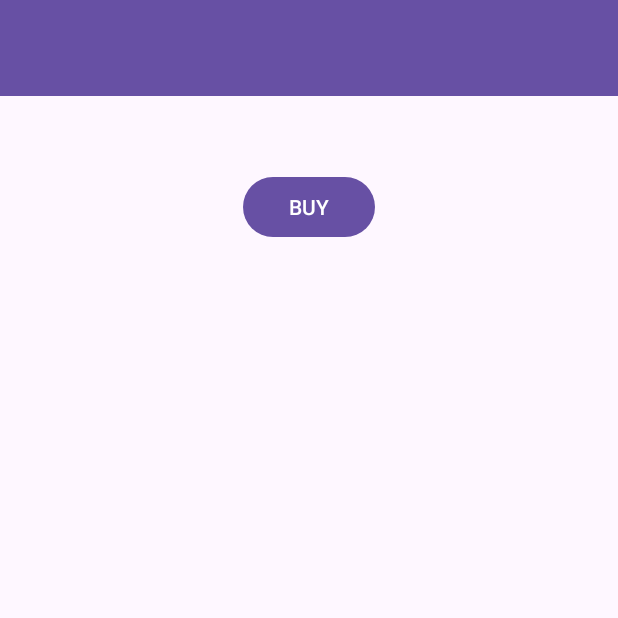
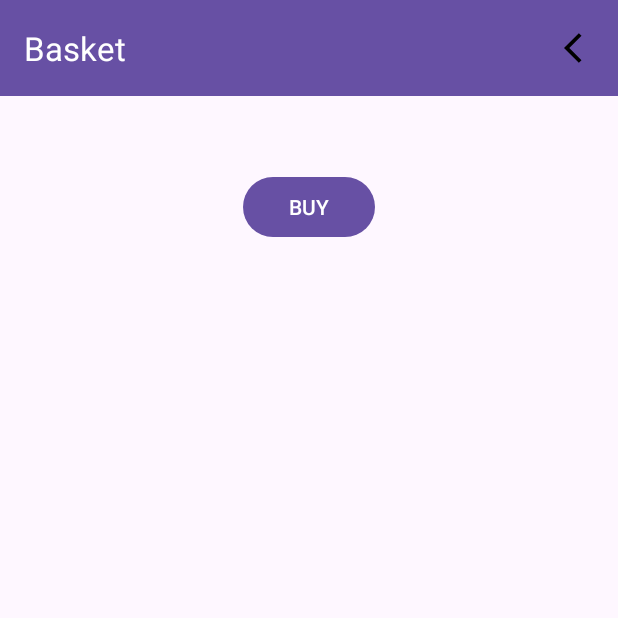
Before and after one commit to panagiotis-koletsis/CineApp, an Android app: the BasketActivity screen opened directly, with no data from a screen before it, on a phone screen of 412 x 824 dp, the top half of it. Run offline under Robolectric (Android 15) with nearby library versions, the phone set to English and light mode, and no system bars; network calls fail; pictures from the network do not load.

Commit message:
titles toolbar

```diff
--- a/app/src/main/java/com/example/ergasiamellon/Basket/BasketActivity.java
+++ b/app/src/main/java/com/example/ergasiamellon/Basket/BasketActivity.java
@@ -1,6 +1,7 @@
 package com.example.ergasiamellon.Basket;
 
 import android.os.Bundle;
+import android.view.Menu;
 
 import androidx.annotation.Nullable;
 import androidx.appcompat.app.AppCompatActivity;
@@ -19,6 +20,9 @@ public class BasketActivity extends AppCompatActivity {
         //List<Movie> movies = (List<Movie>) getIntent().getSerializableExtra("movies");
         recyclerView = findViewById(R.id.recyclerViewBasket);
 
+        setSupportActionBar(findViewById(R.id.toolbar));
+        setTitle("Basket");
+
         putDataIntoRecyclerView();
 
     }
@@ -27,6 +31,12 @@ public class BasketActivity extends AppCompatActivity {
         recyclerView.setLayoutManager(new LinearLayoutManager(this));
         recyclerView.setAdapter(basketAdapter);
     }
+    @Override
+    public boolean onCreateOptionsMenu(Menu menu) {
+        //adding icons on the toolbar
+        getMenuInflater().inflate(R.menu.full_movie_view_menu, menu);
+        return true;
+    }
 //    @Override
 //    public boolean onCreateOptionsMenu(Menu menu) {
 //        //connecting main_menu icons with the toolbar
--- a/app/src/main/java/com/example/ergasiamellon/fullMoviePage/FullMoviePage.java
+++ b/app/src/main/java/com/example/ergasiamellon/fullMoviePage/FullMoviePage.java
@@ -28,6 +28,7 @@ public class FullMoviePage extends AppCompatActivity {
         setContentView(binding.getRoot());
 
         setSupportActionBar(findViewById(R.id.toolbar));
+        setTitle("Movie");
 
         //populating elements with the movie
         binding.title.setText(movie.getTitle());
```
